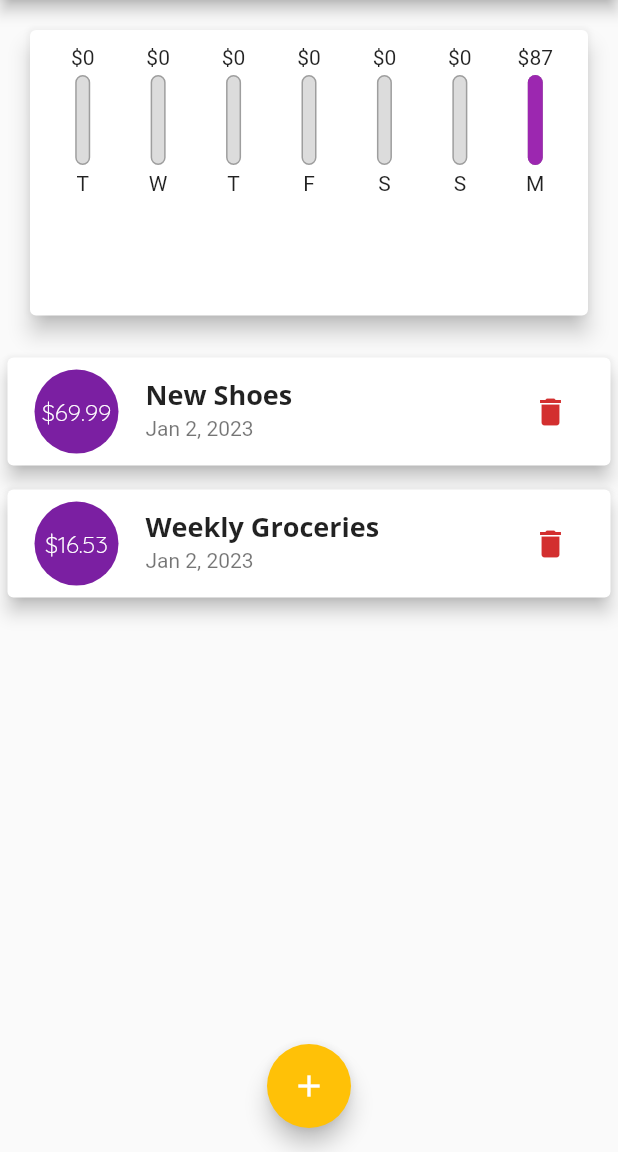
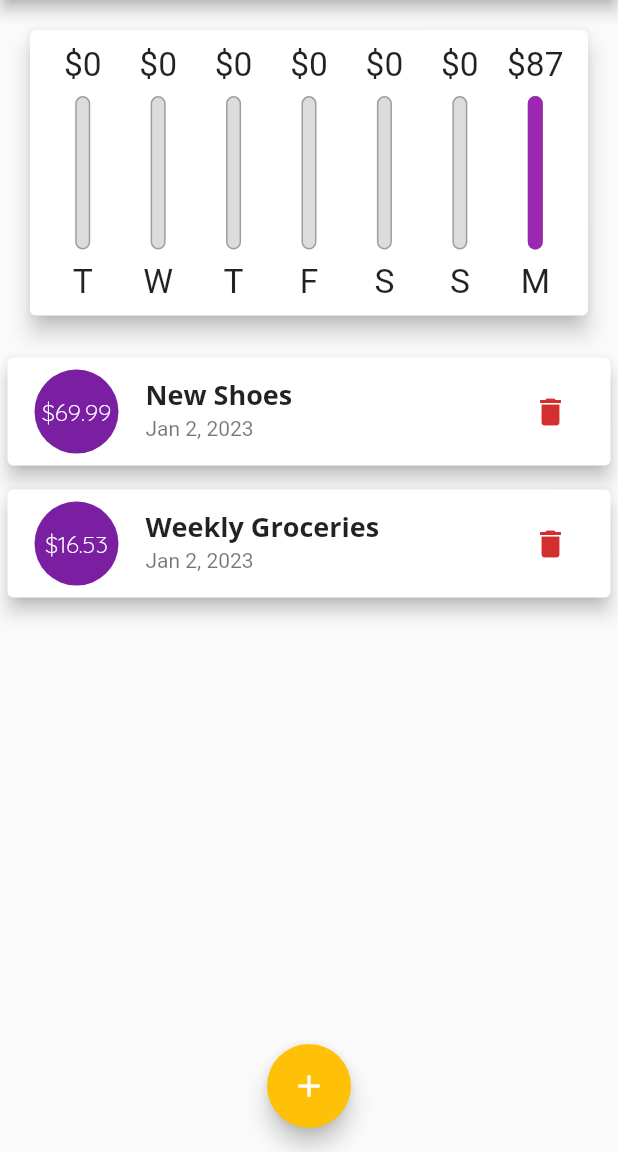
Before and after one commit to JoacoViera/flutter_expenses_app, a Flutter app: the screen it shows after launch, on a phone screen of 412 x 824 dp, the part 84-1236 px from its top. Run offline on Flutter 3.47's test engine with Material 2 defaults, Android fonts, the phone set to English and light mode, and no system bars.

Commit message:
chars bases on dynamic size

```diff
--- a/lib/widgets/chart_bar.dart
+++ b/lib/widgets/chart_bar.dart
@@ -9,16 +9,20 @@ class ChartBar extends StatelessWidget {
 
   @override
   Widget build(BuildContext context) {
+    return LayoutBuilder(builder: (ctx, constraints) {
       return Column(
         children: <Widget>[
-        FittedBox(
+          Container(
+            height: constraints.maxHeight * 0.15,
+            child: FittedBox(
               child: Text('\$${spendingAmount.toStringAsFixed(0)}'),
             ),
-        const SizedBox(
-          height: 4,
           ),
           SizedBox(
-          height: 60,
+            height: constraints.maxHeight * 0.05,
+          ),
+          SizedBox(
+            height: constraints.maxHeight * 0.6,
             width: 10,
             child: Stack(children: <Widget>[
               Container(
@@ -38,11 +42,17 @@ class ChartBar extends StatelessWidget {
               )
             ]),
           ),
-        const SizedBox(
-          height: 4,
+          SizedBox(
+            height: constraints.maxHeight * 0.05,
           ),
-        Text(label),
+          Container(
+            height: constraints.maxHeight * 0.15,
+            child: FittedBox(
+              child: Text(label),
+            ),
+          ),
         ],
       );
+    });
   }
 }
```
Lines whose indentation alone changed are shown as unchanged.
